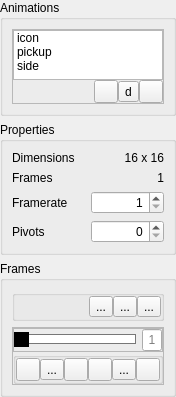
First picture: the form in src/animationwidget.ui, repository eigenbom/MQ-Sprite, before the edit.
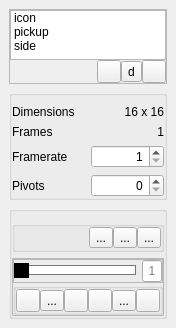
Second picture: the form after the edit. Icons and pictures are not drawn. Custom widgets are drawn as their Qt base class.

Patch:
```diff
--- a/src/animationwidget.ui
+++ b/src/animationwidget.ui
@@ -7,7 +7,7 @@
     <x>0</x>
     <y>0</y>
     <width>160</width>
-    <height>396</height>
+    <height>311</height>
    </rect>
   </property>
   <property name="windowTitle">
@@ -15,30 +15,15 @@
   </property>
   <layout class="QVBoxLayout" name="verticalLayout_7">
    <property name="leftMargin">
-    <number>0</number>
+    <number>9</number>
    </property>
    <property name="topMargin">
-    <number>0</number>
+    <number>9</number>
    </property>
    <property name="rightMargin">
-    <number>0</number>
+    <number>9</number>
    </property>
    <property name="bottomMargin">
-    <number>0</number>
-   </property>
-   <item>
-    <widget class="QGroupBox" name="groupBox_2">
-     <property name="title">
-      <string>Animations</string>
-     </property>
-     <property name="flat">
-      <bool>true</bool>
-     </property>
-     <layout class="QVBoxLayout" name="verticalLayout_5">
-      <property name="sizeConstraint">
-       <enum>QLayout::SetDefaultConstraint</enum>
-      </property>
-      <property name="rightMargin">
        <number>9</number>
       </property>
       <item>
@@ -203,13 +188,10 @@
         </layout>
        </widget>
       </item>
-     </layout>
-    </widget>
-   </item>
    <item>
     <widget class="QGroupBox" name="groupBox">
      <property name="title">
-      <string>Properties</string>
+      <string/>
      </property>
      <property name="flat">
       <bool>true</bool>
@@ -218,6 +200,18 @@
       <bool>false</bool>
      </property>
      <layout class="QGridLayout" name="gridLayout">
+      <property name="leftMargin">
+       <number>0</number>
+      </property>
+      <property name="topMargin">
+       <number>9</number>
+      </property>
+      <property name="rightMargin">
+       <number>0</number>
+      </property>
+      <property name="bottomMargin">
+       <number>0</number>
+      </property>
       <item row="1" column="1">
        <widget class="QLabel" name="label_6">
         <property name="text">
@@ -301,12 +295,21 @@
    <item>
     <widget class="QGroupBox" name="groupBox_6">
      <property name="title">
-      <string>Frames</string>
+      <string/>
      </property>
      <property name="flat">
       <bool>true</bool>
      </property>
      <layout class="QVBoxLayout" name="verticalLayout_9">
+      <property name="leftMargin">
+       <number>0</number>
+      </property>
+      <property name="rightMargin">
+       <number>0</number>
+      </property>
+      <property name="bottomMargin">
+       <number>0</number>
+      </property>
       <item>
        <widget class="QGroupBox" name="groupBox_4">
         <layout class="QHBoxLayout" name="horizontalLayout">
@@ -667,6 +670,19 @@
      </layout>
     </widget>
    </item>
+   <item>
+    <spacer name="verticalSpacer">
+     <property name="orientation">
+      <enum>Qt::Vertical</enum>
+     </property>
+     <property name="sizeHint" stdset="0">
+      <size>
+       <width>20</width>
+       <height>40</height>
+      </size>
+     </property>
+    </spacer>
+   </item>
   </layout>
  </widget>
  <customwidgets>
```
Lines whose indentation alone changed are shown as unchanged.
